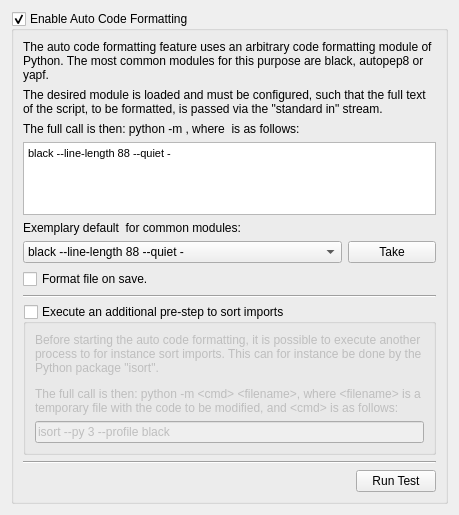
itom-project/itom, file Qitom/ui/widgetPropEditorAutoCodeFormat.ui: the form before one commit.
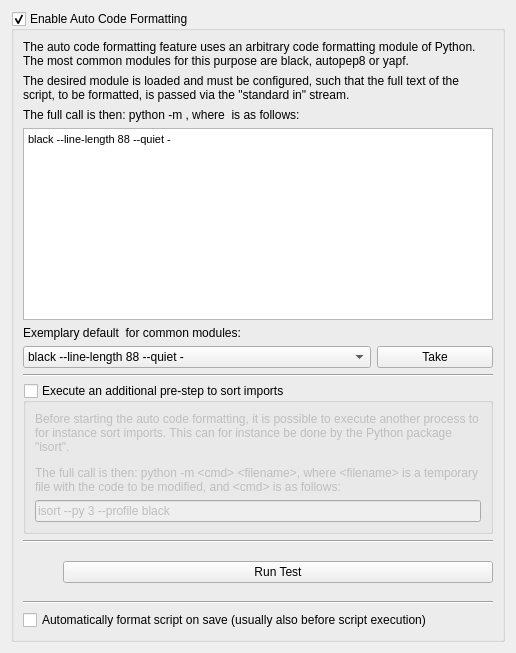
The form after the commit.

Commit message: rework of formatterOnSave Feature: * single ``formatPythonCode`` method, that wraps the entire formatting, including a progress dialog. This simplifies the call of this method. * format progress dialog will be delayed by up to 500ms, to avoid a short flickering if formatting is very fast (e.g. with ruff) * cleanup: avoid duplicated code for save, saveAs, python run, python debug in script editor, script dock widget and script organizer * saving a file before python run/debug always considers the save settings from the property dialog (never save before run, always save, ask user first)

Patch:
```diff
--- a/Qitom/ui/widgetPropEditorAutoCodeFormat.ui
+++ b/Qitom/ui/widgetPropEditorAutoCodeFormat.ui
@@ -6,8 +6,8 @@
    <rect>
     <x>0</x>
     <y>0</y>
-    <width>459</width>
-    <height>515</height>
+    <width>516</width>
+    <height>653</height>
    </rect>
   </property>
   <property name="windowTitle">
@@ -110,14 +110,7 @@
        </layout>
       </item>
       <item>
-       <widget class="QCheckBox" name="checkBoxFormatOnSave">
-        <property name="text">
-         <string>Format file on save.</string>
-        </property>
-       </widget>
-      </item>
-      <item>
-       <widget class="Line" name="line_2">
+       <widget class="Line" name="line_3">
         <property name="orientation">
          <enum>Qt::Orientation::Horizontal</enum>
         </property>
@@ -165,7 +158,7 @@
        </widget>
       </item>
       <item>
-       <widget class="Line" name="line_3">
+       <widget class="Line" name="line_2">
         <property name="orientation">
          <enum>Qt::Orientation::Horizontal</enum>
         </property>
@@ -175,9 +168,6 @@
        <layout class="QHBoxLayout" name="horizontalLayout">
         <item>
          <spacer name="horizontalSpacer">
-          <property name="orientation">
-           <enum>Qt::Orientation::Horizontal</enum>
-          </property>
           <property name="sizeHint" stdset="0">
            <size>
             <width>40</width>
@@ -195,6 +185,20 @@
         </item>
        </layout>
       </item>
+      <item>
+       <widget class="Line" name="line">
+        <property name="orientation">
+         <enum>Qt::Horizontal</enum>
+        </property>
+       </widget>
+      </item>
+      <item>
+       <widget class="QCheckBox" name="checkBoxFormatOnSave">
+        <property name="text">
+         <string>Automatically format script on save (usually also before script execution)</string>
+        </property>
+       </widget>
+      </item>
      </layout>
     </widget>
    </item>
```
Left out of the diff: 4 changed lines with no effect on the pictures. The commit also changes 8 other files.
